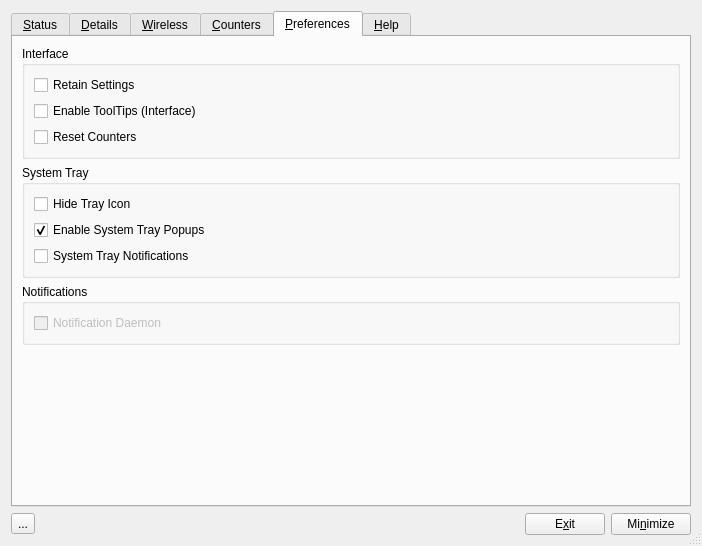
Before: the Qt Designer form code/control_box/ui/controlbox.ui in andrew-bibb/cmst, drawn with Qt 5.
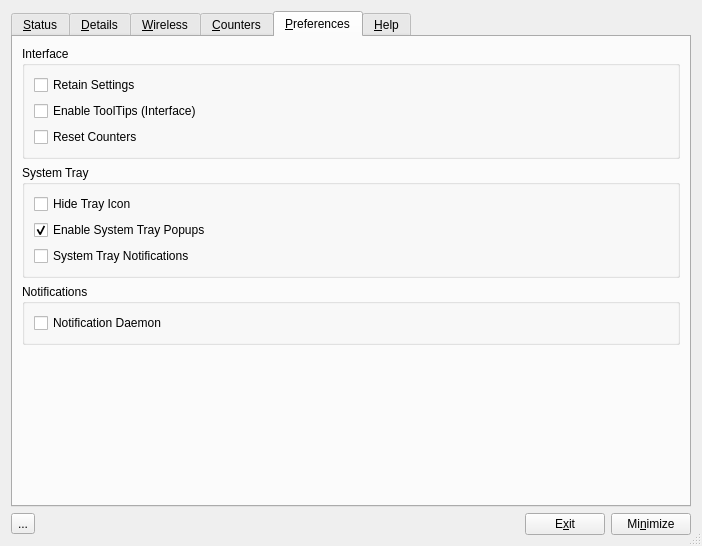
After: the same form once the commit is applied. The open tabs and pages were chosen to show the change. Icons and pictures are not drawn.

The edit to the form file:
```diff
--- a/code/control_box/ui/controlbox.ui
+++ b/code/control_box/ui/controlbox.ui
@@ -911,6 +911,9 @@
        </item>
        <item row="4" column="0">
         <widget class="QGroupBox" name="groupBox_notfications">
+         <property name="enabled">
+          <bool>true</bool>
+         </property>
          <property name="title">
           <string>Notifications</string>
          </property>
@@ -918,7 +921,7 @@
           <item>
            <widget class="QCheckBox" name="checkBox_notifydaemon">
             <property name="enabled">
-             <bool>false</bool>
+             <bool>true</bool>
             </property>
             <property name="toolTip">
              <string>&lt;html&gt;&lt;head/&gt;&lt;body&gt;&lt;p&gt;Enable notifications from the notify system daemon&lt;/p&gt;&lt;/body&gt;&lt;/html&gt;</string>
```
